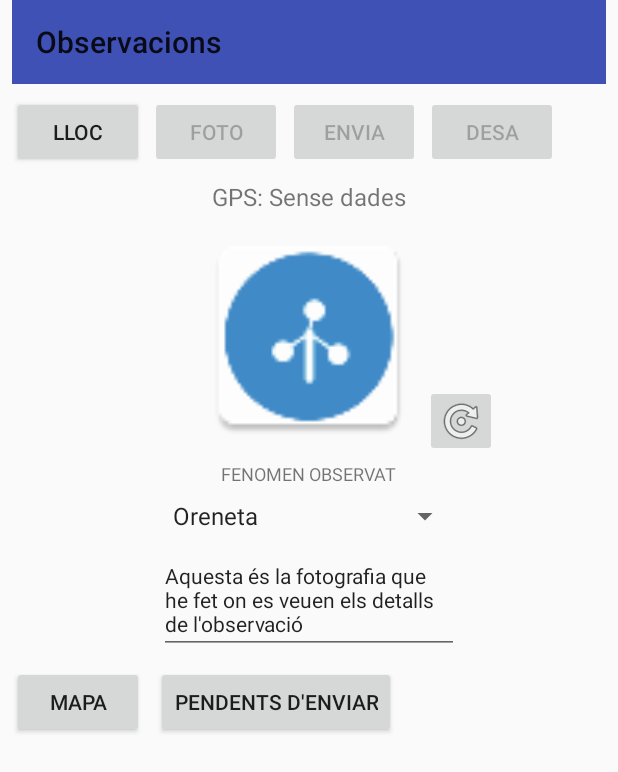
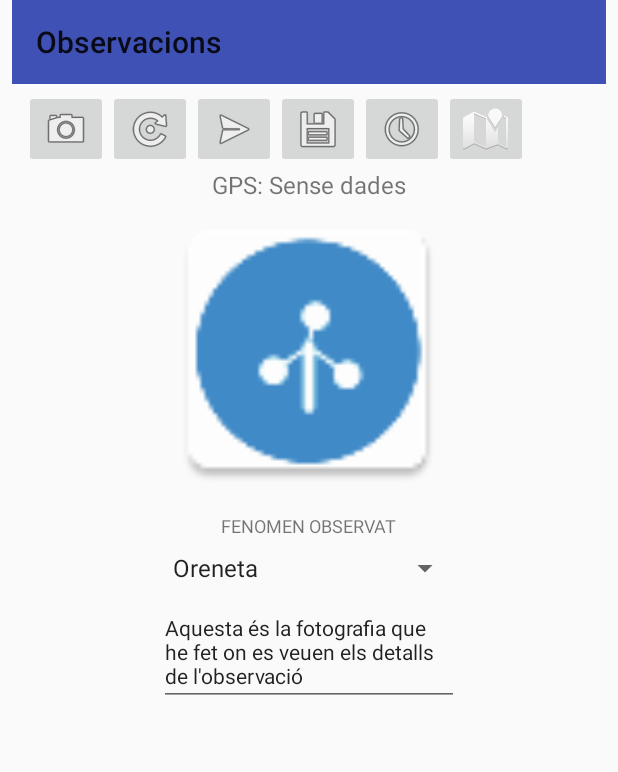
Before and after one commit to Projectes-Area/observacions, an Android app: the screen it shows after launch (MainActivity), after a tap on "OK", on a phone screen of 412 x 824 dp. Shown: the top 772 px of the screen. Run offline under Robolectric (Android 15) with nearby library versions, the phone set to English and light mode, and no system bars.

Commit message:
Canviat Buttons per ImageButtons Afegit LinearLayout Eliminat botó LLOC

```diff
--- a/app/src/main/java/com/edumet/observacions/Captura.java
+++ b/app/src/main/java/com/edumet/observacions/Captura.java
@@ -105,13 +105,13 @@ public class Captura extends Fragment {
     private LocationCallback mLocationCallback;
     private Location mCurrentLocation;
     // UI Widgets.
-    private Button Lloc;
-    private Button Foto;
+    //private Button Lloc;
+    private ImageButton Foto;
     private ImageButton Girar;
-    private Button Envia;
-    private Button Desa;
-    private Button Pendents;
-    private Button Mapa;
+    private ImageButton Envia;
+    private ImageButton Desa;
+    private ImageButton Pendents;
+    private ImageButton Mapa;
     private TextView GPS;
     private ImageView imatge;
     private EditText observacio;
@@ -143,13 +143,13 @@ public class Captura extends Fragment {
     public View onCreateView(LayoutInflater inflater, ViewGroup container, Bundle savedInstanceState) {
         View v= inflater.inflate(R.layout.captura, container, false);
 
-        Lloc = (Button) v.findViewById(R.id.btnGPS);
-        Foto = (Button) v.findViewById(R.id.btnFoto);
+        //Lloc = (Button) v.findViewById(R.id.btnGPS);
+        Foto = (ImageButton) v.findViewById(R.id.btnFoto);
         Girar = (ImageButton) v.findViewById(R.id.btnGirar);
-        Envia = (Button) v.findViewById(R.id.btnEnvia);
-        Desa = (Button) v.findViewById(R.id.btnDesa);
-        Pendents = (Button) v.findViewById(R.id.btnPendents);
-        Mapa = (Button) v.findViewById(R.id.btnMapa);
+        Envia = (ImageButton) v.findViewById(R.id.btnEnvia);
+        Desa = (ImageButton) v.findViewById(R.id.btnDesa);
+        Pendents = (ImageButton) v.findViewById(R.id.btnPendents);
+        Mapa = (ImageButton) v.findViewById(R.id.btnMapa);
         mProgressBar = (ProgressBar) v.findViewById(R.id.progress_bar);
         GPS = (TextView) v.findViewById(R.id.txtGPS);
         imatge = (ImageView) v.findViewById(R.id.imgFoto);
@@ -170,11 +170,13 @@ public class Captura extends Fragment {
 
     @Override
     public void onViewCreated(View v, Bundle savedInstanceState) {
+        Foto.setEnabled(false);
         Foto.setOnClickListener(new View.OnClickListener() {
             public void onClick(View v) {
                 fesFoto();
             }
         });
+        Girar.setEnabled(false);
         Girar.setOnClickListener(new View.OnClickListener() {
             public void onClick(View v) {
                 angle_foto+=90;
@@ -186,26 +188,29 @@ public class Captura extends Fragment {
                 imatge.setImageBitmap(bitmap);
             }
         });
+        Envia.setEnabled(false);
         Envia.setOnClickListener(new View.OnClickListener() {
             public void onClick(View v) {
                 sendPost();
             }
         });
+        Desa.setEnabled(false);
         Desa.setOnClickListener(new View.OnClickListener() {
             public void onClick(View v) {
                 desa();
             }
         });
-        Lloc.setOnClickListener(new View.OnClickListener() {
+        /*Lloc.setOnClickListener(new View.OnClickListener() {
             public void onClick(View v) {
                 startUpdatesButtonHandler(v);
             }
-        });
+        })*/;
         Pendents.setOnClickListener(new View.OnClickListener() {
             public void onClick(View v) {
                 ((MainActivity) getActivity()).pendents();
             }
         });
+        Mapa.setEnabled(false);
         Mapa.setOnClickListener(new View.OnClickListener() {
             public void onClick(View v) {
                 mapa();
@@ -328,6 +333,7 @@ public class Captura extends Fragment {
                     angle_foto=0;
                     setPic();
                     galleryAddPic();
+                    Girar.setEnabled(true);
                     Envia.setEnabled(true);
                     Desa.setEnabled(true);
                 }
@@ -387,6 +393,7 @@ public class Captura extends Fragment {
         if (mCurrentLocation != null) {
             GPS.setText(mGPSLabel + mCurrentLocation.getLatitude() + "," + mCurrentLocation.getLongitude());
             Foto.setEnabled(true);
+            Mapa.setEnabled(true);
         }
     }
 
--- a/app/src/main/res/layout/captura.xml
+++ b/app/src/main/res/layout/captura.xml
@@ -34,7 +34,7 @@
             tools:layout_constraintRight_creator="1"
             tools:layout_constraintTop_creator="1" />
 
-        <Button
+<!--        <Button
             android:id="@+id/btnGPS"
             android:layout_width="wrap_content"
             android:layout_height="wrap_content"
@@ -46,7 +46,7 @@
             app:layout_constraintLeft_toLeftOf="parent"
             app:layout_constraintTop_toBottomOf="@+id/toolbar"
             tools:layout_constraintLeft_creator="1"
-            tools:layout_constraintTop_creator="1" />
+            tools:layout_constraintTop_creator="1" />-->
 
         <TextView
             android:id="@+id/txtGPS"
@@ -56,23 +56,11 @@
             android:layout_marginLeft="8dp"
             android:layout_marginRight="8dp"
             android:layout_marginStart="8dp"
-            android:layout_marginTop="8dp"
             android:text="GPS: Sense dades"
             android:textSize="@dimen/default_text_size"
             app:layout_constraintLeft_toLeftOf="parent"
             app:layout_constraintRight_toRightOf="parent"
-            app:layout_constraintTop_toBottomOf="@+id/btnGPS" />
-
-        <TextView
-            android:id="@+id/txtAdressa"
-            android:layout_width="wrap_content"
-            android:layout_height="wrap_content"
-            android:text="Ubicació: Desconeguda"
-            android:textSize="@dimen/default_text_size"
-            android:visibility="gone"
-            app:layout_constraintLeft_toLeftOf="parent"
-            app:layout_constraintRight_toRightOf="parent"
-            app:layout_constraintTop_toBottomOf="@+id/txtGPS" />
+            app:layout_constraintTop_toBottomOf="@+id/linearLayout" />
 
         <TextView
             android:id="@+id/location_inadequate_warning"
@@ -82,52 +70,30 @@
             android:layout_marginLeft="8dp"
             android:layout_marginRight="8dp"
             android:layout_marginStart="8dp"
-            android:layout_marginTop="8dp"
+            android:layout_marginTop="120dp"
             android:text="@string/location_settings_inadequate_warning"
             android:visibility="invisible"
             app:layout_constraintHorizontal_bias="0.0"
             app:layout_constraintLeft_toLeftOf="parent"
             app:layout_constraintRight_toRightOf="parent"
-            app:layout_constraintTop_toBottomOf="@+id/btnGPS" />
+            app:layout_constraintTop_toBottomOf="@+id/toolbar" />
 
-        <Button
-            android:id="@+id/btnFoto"
-            android:layout_width="wrap_content"
-            android:layout_height="wrap_content"
-            android:layout_marginLeft="4dp"
-            android:layout_marginStart="4dp"
-            android:layout_marginTop="8dp"
-            android:enabled="false"
-            android:text="@string/foto"
-            app:layout_constraintLeft_toRightOf="@+id/btnGPS"
-            app:layout_constraintTop_toBottomOf="@+id/toolbar" />
 
         <ImageView
             android:id="@+id/imgFoto"
-            android:layout_width="150dp"
-            android:layout_height="150dp"
+            android:layout_width="200dp"
+            android:layout_height="200dp"
             android:layout_marginEnd="8dp"
             android:layout_marginLeft="8dp"
             android:layout_marginRight="8dp"
             android:layout_marginStart="8dp"
-            android:layout_marginTop="7dp"
             android:contentDescription="@string/foto"
             android:src="@mipmap/ic_launcher"
             app:layout_constraintLeft_toLeftOf="parent"
             app:layout_constraintRight_toRightOf="parent"
-            app:layout_constraintTop_toBottomOf="@+id/txtAdressa" />
+            app:layout_constraintTop_toBottomOf="@+id/txtGPS" />
 
-        <Button
-            android:id="@+id/btnEnvia"
-            android:layout_width="wrap_content"
-            android:layout_height="wrap_content"
-            android:layout_marginLeft="4dp"
-            android:layout_marginStart="4dp"
-            android:layout_marginTop="8dp"
-            android:enabled="false"
-            android:text="@string/envia"
-            app:layout_constraintLeft_toRightOf="@+id/btnFoto"
-            app:layout_constraintTop_toBottomOf="@+id/toolbar" />
+
 
         <EditText
             android:id="@+id/txtObservacions"
@@ -187,52 +153,60 @@
             app:layout_constraintRight_toRightOf="parent"
             app:layout_constraintTop_toBottomOf="@+id/imgFoto" />
 
-        <Button
+
+        <LinearLayout
+            android:id="@+id/linearLayout"
+            android:layout_width="368dp"
+            android:layout_height="0dp"
+            android:layout_marginTop="4dp"
+            android:gravity="center_horizontal"
+            android:orientation="horizontal"
+            app:layout_constraintTop_toBottomOf="@+id/toolbar"
+            tools:layout_editor_absoluteX="8dp">
+
+            <ImageButton
+                android:id="@+id/btnFoto"
+                android:layout_width="wrap_content"
+                android:layout_height="wrap_content"
+                android:src="@android:drawable/ic_menu_camera"
+                tools:layout_editor_absoluteY="64dp" />
+
+            <ImageButton
+                android:id="@+id/btnGirar"
+                android:layout_width="wrap_content"
+                android:layout_height="wrap_content"
+                android:src="@android:drawable/ic_menu_rotate"
+                tools:layout_editor_absoluteY="64dp" />
+
+            <ImageButton
+                android:id="@+id/btnEnvia"
+                android:layout_width="wrap_content"
+                android:layout_height="wrap_content"
+                android:src="@android:drawable/ic_menu_send"
+                tools:layout_editor_absoluteY="64dp" />
+
+            <ImageButton
                 android:id="@+id/btnDesa"
                 android:layout_width="wrap_content"
                 android:layout_height="wrap_content"
-            android:layout_marginLeft="4dp"
-            android:layout_marginStart="4dp"
-            android:layout_marginTop="8dp"
-            android:enabled="false"
-            android:text="DESA"
-            app:layout_constraintLeft_toRightOf="@+id/btnEnvia"
-            app:layout_constraintTop_toBottomOf="@+id/toolbar" />
+                android:src="@android:drawable/ic_menu_save"
+                tools:layout_editor_absoluteY="64dp" />
 
-        <Button
+            <ImageButton
                 android:id="@+id/btnPendents"
                 android:layout_width="wrap_content"
                 android:layout_height="wrap_content"
-            android:layout_marginLeft="8dp"
-            android:layout_marginStart="8dp"
-            android:layout_marginTop="8dp"
-            android:text="PENDENTS D'ENVIAR"
-            app:layout_constraintLeft_toRightOf="@+id/btnMapa"
-            app:layout_constraintTop_toBottomOf="@+id/txtObservacions" />
+                android:src="@android:drawable/ic_menu_recent_history"
+                tools:layout_editor_absoluteY="64dp" />
 
-        <Button
+            <ImageButton
                 android:id="@+id/btnMapa"
                 android:layout_width="wrap_content"
                 android:layout_height="wrap_content"
-            android:layout_marginLeft="8dp"
-            android:layout_marginStart="8dp"
-            android:layout_marginTop="8dp"
-            android:text="MAPA"
-            app:layout_constraintLeft_toLeftOf="parent"
-            app:layout_constraintTop_toBottomOf="@+id/txtObservacions" />
+                android:src="@android:drawable/ic_dialog_map"
+                tools:layout_editor_absoluteY="64dp" />
+        </LinearLayout>
 
-        <ImageButton
-            android:id="@+id/btnGirar"
-            android:layout_width="48dp"
-            android:layout_height="48dp"
-            android:layout_marginLeft="2dp"
-            android:layout_marginStart="4dp"
-            android:layout_marginTop="8dp"
-            android:src="@android:drawable/ic_menu_rotate"
-            app:layout_constraintLeft_toRightOf="@+id/imgFoto"
-            app:layout_constraintTop_toTopOf="@+id/imgFoto"
-            app:layout_constraintBottom_toBottomOf="@+id/progress_bar"
-            android:layout_marginBottom="8dp" />
 
     </android.support.constraint.ConstraintLayout>
 </android.support.design.widget.CoordinatorLayout>
```
Lines whose indentation alone changed are shown as unchanged.
